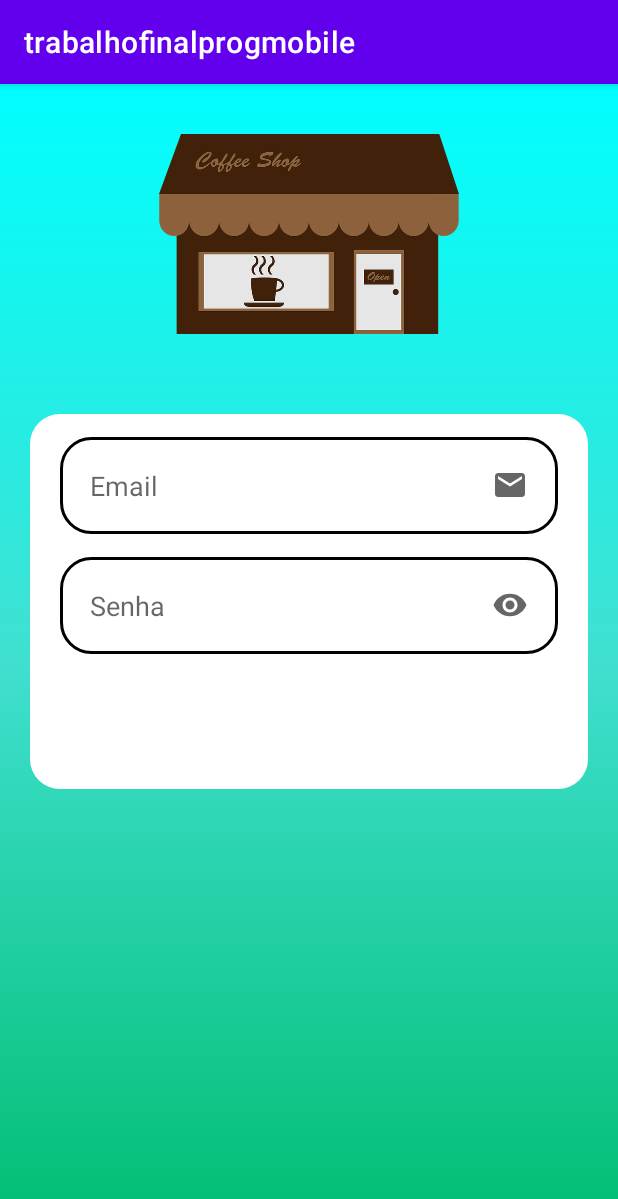
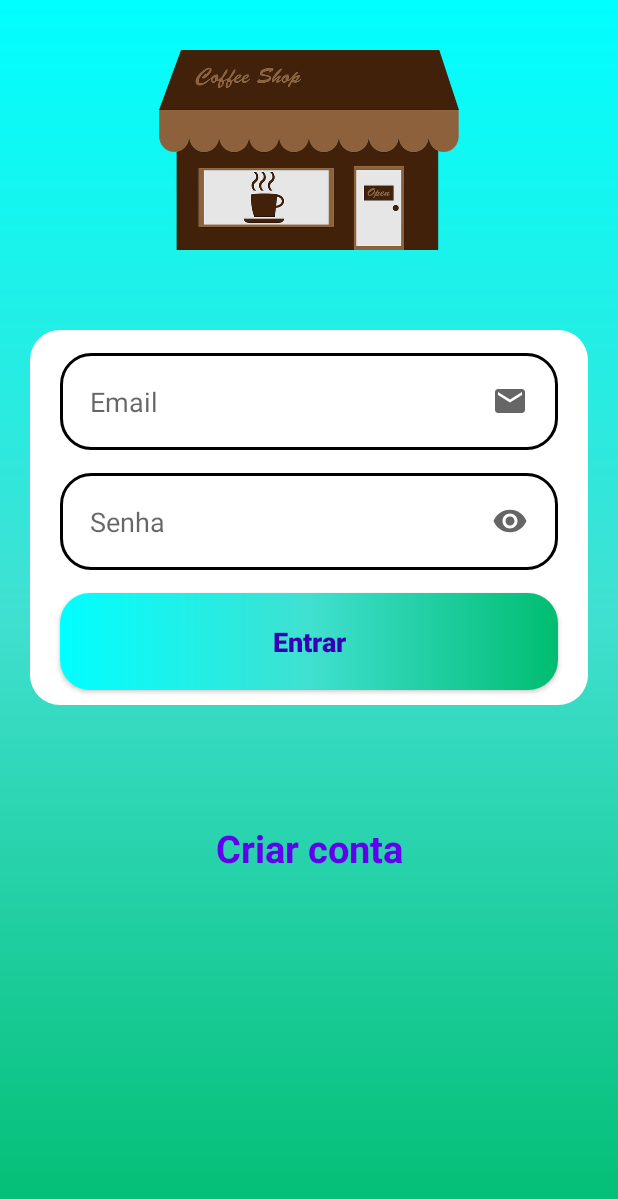
Before and after one commit to mugarte-lab/trabalhofinalprogmobile, an Android app: the Login screen opened directly, with no data from a screen before it, on a phone screen of 412 x 824 dp. Shown: the top 1199 px of the screen. Run offline under Robolectric (Android 15) with nearby library versions, the phone set to English and light mode, and no system bars.

Commit message:
alteração dia 02/07

```diff
--- a/app/src/main/AndroidManifest.xml
+++ b/app/src/main/AndroidManifest.xml
@@ -12,6 +12,8 @@
         <activity
             android:name=".Login"
             android:exported="false" />
+        <activity android:name=".TelaPrincipal" />
+        <activity android:name=".Cadastro" />
         <activity
             android:name=".MainActivity"
             android:exported="true">
--- a/app/src/main/java/com/example/trabalhofinalprogmobile/Login.java
+++ b/app/src/main/java/com/example/trabalhofinalprogmobile/Login.java
@@ -2,13 +2,34 @@ package com.example.trabalhofinalprogmobile;
 
 import androidx.appcompat.app.AppCompatActivity;
 
+import android.content.Intent;
 import android.os.Bundle;
+import android.view.View;
+import android.widget.TextView;
 
 public class Login extends AppCompatActivity {
+
+    private TextView text_tela_cadastro;
 
     @Override
     protected void onCreate(Bundle savedInstanceState) {
         super.onCreate(savedInstanceState);
         setContentView(R.layout.activity_login);
+
+        getSupportActionBar().hide();
+        IniciarComponentes();
+
+        text_tela_cadastro.setOnClickListener(new View.OnClickListener() {
+            @Override
+            public void onClick(View view) {
+
+                Intent intent = new Intent(Login.this, Cadastro.class);
+                startActivity(intent);
+            }
+        });
+    }
+
+    private void IniciarComponentes(){
+        text_tela_cadastro = findViewById(R.id.tela_cadastro);
     }
 }
--- /dev/null
+++ b/app/src/main/res/drawable/botao.xml
@@ -0,0 +1,12 @@
+<?xml version="1.0" encoding="utf-8"?>
+<shape xmlns:android="http://schemas.android.com/apk/res/android">
+
+    <corners android:radius="20dp"/>
+    <gradient
+        android:startColor="@color/jade"
+        android:centerColor="@color/turquesa"
+        android:endColor="@color/ciano"
+        android:angle="180"
+        />
+
+</shape>
--- a/app/src/main/res/layout/activity_login.xml
+++ b/app/src/main/res/layout/activity_login.xml
@@ -1,4 +1,11 @@
 <?xml version="1.0" encoding="utf-8"?>
+
+<androidx.core.widget.NestedScrollView
+    android:layout_width="match_parent"
+    android:layout_height="match_parent"
+    android:fillViewport="true"
+    xmlns:android="http://schemas.android.com/apk/res/android">
+
 <androidx.constraintlayout.widget.ConstraintLayout xmlns:android="http://schemas.android.com/apk/res/android"
     xmlns:app="http://schemas.android.com/apk/res-auto"
     xmlns:tools="http://schemas.android.com/tools"
@@ -30,6 +37,7 @@
         style="@style/Edit_Text"
         android:hint="Email"
         android:drawableRight="@drawable/ic_email"
+        android:inputType="textEmailAddress"
         app:layout_constraintStart_toStartOf="@id/Componentes"
         app:layout_constraintEnd_toEndOf="@id/Componentes"
         app:layout_constraintTop_toTopOf="@id/Componentes"
@@ -40,8 +48,45 @@
         style="@style/Edit_Text"
         android:hint="Senha"
         android:drawableRight="@drawable/ic_eye"
+        android:inputType="numberPassword"
         app:layout_constraintStart_toStartOf="@id/Componentes"
         app:layout_constraintEnd_toEndOf="@id/Componentes"
         app:layout_constraintTop_toBottomOf="@id/edit_email"
         />
+
+    <androidx.appcompat.widget.AppCompatButton
+        android:id="@+id/bt_entrar"
+        style="@style/Botao"
+        android:text="@string/entrar"
+        app:layout_constraintStart_toStartOf="parent"
+        app:layout_constraintEnd_toEndOf="parent"
+        app:layout_constraintTop_toBottomOf="@id/edit_senha"
+        />
+
+    <ProgressBar
+        android:id="@+id/progressbar"
+        android:layout_width="wrap_content"
+        android:layout_height="wrap_content"
+        android:layout_marginTop="10dp"
+        android:indeterminateTint="@color/purple_700"
+        android:visibility="invisible"
+        app:layout_constraintEnd_toEndOf="parent"
+        app:layout_constraintStart_toStartOf="parent"
+        app:layout_constraintTop_toBottomOf="@id/Componentes"
+        />
+
+    <TextView
+        android:id="@+id/tela_cadastro"
+        android:layout_width="wrap_content"
+        android:layout_height="wrap_content"
+        android:text="@string/cadastro"
+        android:textSize="25sp"
+        android:textColor="@color/purple_500"
+        android:textStyle="bold"
+        android:layout_marginTop="20dp"
+        android:layout_marginBottom="30dp"
+        app:layout_constraintTop_toBottomOf="@id/progressbar"
+        app:layout_constraintStart_toStartOf="parent"
+        app:layout_constraintEnd_toEndOf="parent"/>
 </androidx.constraintlayout.widget.ConstraintLayout>
+</androidx.core.widget.NestedScrollView>
--- a/app/src/main/res/mipmap-anydpi-v26/ic_launcher_round.xml
+++ b/app/src/main/res/mipmap-anydpi-v26/ic_launcher_round.xml
@@ -1,5 +1,4 @@
 <?xml version="1.0" encoding="utf-8"?>
 <adaptive-icon xmlns:android="http://schemas.android.com/apk/res/android">
     <background android:drawable="@drawable/ic_launcher_background" />
-    <foreground android:drawable="@drawable/ic_launcher_foreground" />
 </adaptive-icon>
--- a/app/src/main/res/values/estilos.xml
+++ b/app/src/main/res/values/estilos.xml
@@ -14,9 +14,37 @@
         <item name="android:layout_height">wrap_content</item>
         <item name="android:background">@drawable/edit_text</item>
         <item name="android:padding">20dp</item>
+        <item name="android:maxLength">30</item>
         <item name="android:layout_marginLeft">40dp</item>
         <item name="android:layout_marginRight">40dp</item>
         <item name="android:layout_marginTop">15dp</item>
     </style>
 
+    <style name="Botao">
+        <item name="android:layout_width">match_parent</item>
+        <item name="android:layout_height">wrap_content</item>
+        <item name="android:layout_marginLeft">40dp</item>
+        <item name="android:layout_marginRight">40dp</item>
+        <item name="android:layout_marginTop">15dp</item>
+        <item name="android:padding">20dp</item>
+        <item name="android:textColor">@color/purple_700</item>
+        <item name="android:textSize">18sp</item>
+        <item name="android:textStyle">bold</item>
+        <item name="android:textAllCaps">false</item>
+        <item name="android:background">@drawable/botao</item>
+    </style>
+
+    <style name="Botao_tela_inicial">
+        <item name="android:layout_width">match_parent</item>
+        <item name="android:layout_height">wrap_content</item>
+        <item name="android:layout_marginLeft">40dp</item>
+        <item name="android:layout_marginRight">40dp</item>
+        <item name="android:layout_marginTop">80dp</item>
+        <item name="android:padding">25dp</item>
+        <item name="android:textColor">@color/purple_700</item>
+        <item name="android:textSize">18sp</item>
+        <item name="android:textStyle">bold</item>
+        <item name="android:background">@drawable/botao</item>
+    </style>
+
 </resources>
--- a/app/src/main/res/values/strings.xml
+++ b/app/src/main/res/values/strings.xml
@@ -1,3 +1,7 @@
 <resources>
     <string name="app_name">trabalhofinalprogmobile</string>
+    <string name="entrar">Entrar</string>
+    <string name="cadastro">Criar conta</string>
+    <string name="entrar_tela_inicial">Entrar</string>
+    <string name="titulo_cadastro">Cadastre-se</string>
 </resources>
--- a/app/src/main/res/values/themes.xml
+++ b/app/src/main/res/values/themes.xml
@@ -3,7 +3,7 @@
     <style name="Theme.Trabalhofinalprogmobile" parent="Theme.MaterialComponents.DayNight.DarkActionBar">
         <!-- Primary brand color. -->
         <item name="colorPrimary">@color/purple_500</item>
-        <item name="colorPrimaryVariant">@color/purple_700</item>
+        <item name="colorPrimaryVariant">@color/black</item>
         <item name="colorOnPrimary">@color/white</item>
         <!-- Secondary brand color. -->
         <item name="colorSecondary">@color/teal_200</item>
```
Also changed, not shown: app/src/main/java/com/example/trabalhofinalprogmobile/Cadastro.java (added, +16 -0 lines), app/src/main/java/com/example/trabalhofinalprogmobile/MainActivity.java (+22 -0 lines), app/src/main/java/com/example/trabalhofinalprogmobile/TelaPrincipal.java (added, +16 -0 lines), app/src/main/res/drawable/container_usuario.xml (added, +8 -0 lines), app/src/main/res/drawable/ic_usuario.xml (added, +10 -0 lines), app/src/main/res/layout/activity_cadastro.xml (added, +76 -0 lines), app/src/main/res/layout/activity_main.xml (+29 -1 lines), app/src/main/res/layout/activity_tela_principal.xml (added, +94 -0 lines), app/src/main/res/drawable/logo_tela_inicial.png (added).
